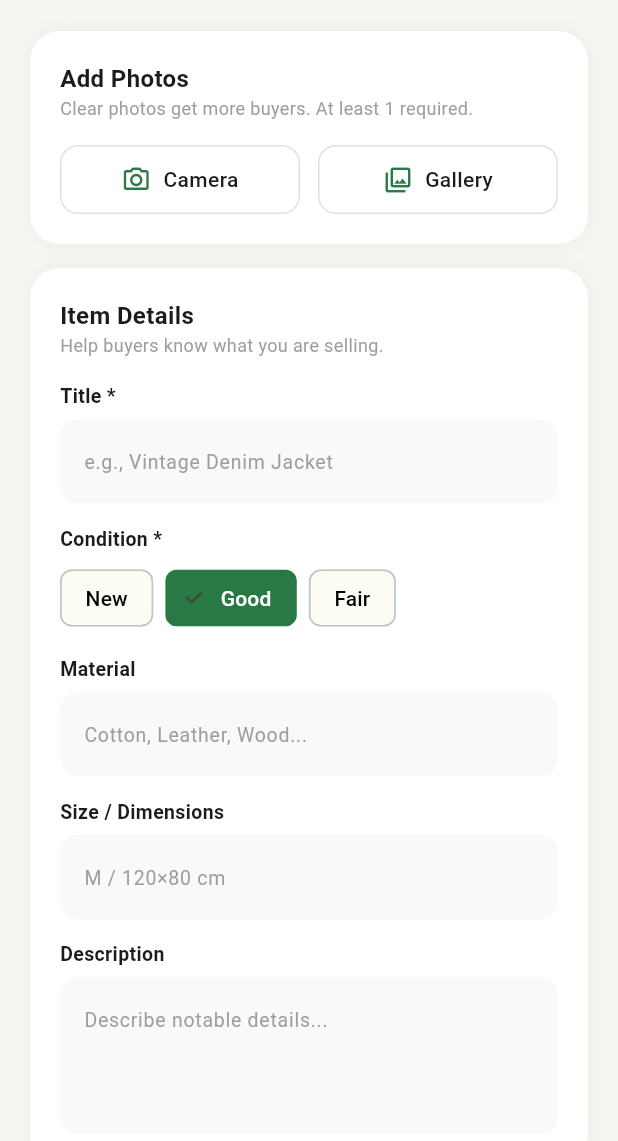
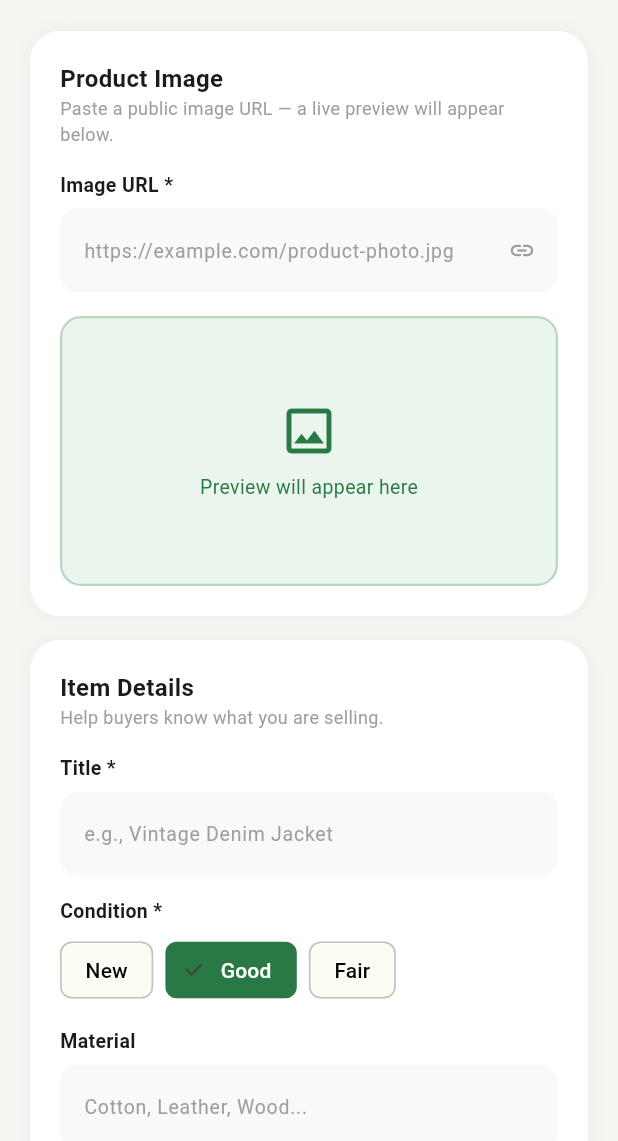
Before and after one commit to shahdayman315315/Mostadam, a Flutter app: the AddListingScreen screen opened directly, on a phone screen of 412 x 824 dp, the part 95-1236 px from its top. Run offline on Flutter 3.47's test engine with Material 3 defaults, Android fonts, the phone set to English and light mode, and no system bars; our stand-ins replace cloud_firestore, firebase_auth, firebase_core; accounts and stored records are empty; network calls fail.

Commit message:
fix upload pic

```diff
--- a/lib/screens/add_listing_screen.dart
+++ b/lib/screens/add_listing_screen.dart
@@ -1,9 +1,5 @@
-// add_listing_screen.dart — Mostadam | Fixed Firebase Add Product Flow
-import 'dart:io';
-import 'package:flutter/foundation.dart';
+// add_listing_screen.dart — Mostadam | Direct Image URL Version
 import 'package:flutter/material.dart';
-import 'package:image_picker/image_picker.dart';
-import 'package:firebase_storage/firebase_storage.dart';
 import 'package:cloud_firestore/cloud_firestore.dart';
 import 'package:firebase_auth/firebase_auth.dart';
 
@@ -16,7 +12,6 @@ class _C {
   static const card = Colors.white;
 }
 
-// ── Categories ────────────────────────────────
 const List<String> _categories = [
   'Furniture',
   'Clothing',
@@ -26,7 +21,7 @@ const List<String> _categories = [
   'Sports',
 ];
 
-// ═════════════════════════════════════════════
+// ═════════════════════════════════════════════════════════════════════════════
 class AddListingScreen extends StatefulWidget {
   const AddListingScreen({super.key});
   @override
@@ -34,7 +29,7 @@ class AddListingScreen extends StatefulWidget {
 }
 
 class _AddListingScreenState extends State<AddListingScreen> {
-  // ── Controllers ───────────────────────────
+  // ── Controllers ──────────────────────────────────────────────────────────
   final _titleCtrl = TextEditingController();
   final _priceCtrl = TextEditingController();
   final _origPriceCtrl = TextEditingController();
@@ -43,16 +38,27 @@ class _AddListingScreenState extends State<AddListingScreen> {
   final _sizeCtrl = TextEditingController();
   final _storyCtrl = TextEditingController();
   final _co2Ctrl = TextEditingController();
+  // ── NEW: replaces XFile list + ImagePicker ────────────────────────────────
+  final _imageUrlCtrl = TextEditingController();
 
-  // ── State ─────────────────────────────────
+  // ── State ─────────────────────────────────────────────────────────────────
   String _condition = 'Good';
   String _repairBg = 'Repaired';
   String _category = 'Clothing';
   bool _allowOffers = true;
   bool _isLoading = false;
-  List<XFile> _images = [];
 
-  final _picker = ImagePicker();
+  // Holds the URL currently shown in the preview (updates on every edit)
+  String _previewUrl = '';
+
+  @override
+  void initState() {
+    super.initState();
+    // Rebuild preview whenever the URL field changes
+    _imageUrlCtrl.addListener(() {
+      setState(() => _previewUrl = _imageUrlCtrl.text.trim());
+    });
+  }
 
   @override
   void dispose() {
@@ -64,80 +70,25 @@ class _AddListingScreenState extends State<AddListingScreen> {
     _sizeCtrl.dispose();
     _storyCtrl.dispose();
     _co2Ctrl.dispose();
+    _imageUrlCtrl.dispose();
     super.dispose();
   }
 
-  // ── Validation ────────────────────────────
+  // ── Validation ────────────────────────────────────────────────────────────
   String? _validate() {
     if (_titleCtrl.text.trim().isEmpty) return 'Please enter a title.';
     if (_priceCtrl.text.trim().isEmpty) return 'Please enter a price.';
     if (double.tryParse(_priceCtrl.text.trim()) == null)
       return 'Price must be a valid number.';
-    if (_images.isEmpty) return 'Please add at least one photo.';
+    // ── URL validation (replaces "at least one photo" check) ──────────────
+    final url = _imageUrlCtrl.text.trim();
+    if (url.isEmpty) return 'Please enter an image URL.';
+    if (!url.startsWith('http://') && !url.startsWith('https://'))
+      return 'Image URL must start with http:// or https://';
     return null;
   }
 
-  // ── Image Picker ──────────────────────────
-  Future<void> _pickImage(ImageSource source) async {
-    try {
-      final XFile? picked = await _picker.pickImage(
-        source: source,
-        imageQuality: 75,
-        maxWidth: 1200,
-      );
-      if (picked != null) setState(() => _images.add(picked));
-    } on Exception catch (e) {
-      debugPrint('Image picker error: $e');
-      _snack(
-        'Could not open ${source == ImageSource.camera ? "camera" : "gallery"}. Check permissions.',
-      );
-    }
-  }
-
-  // ── Upload Images to Storage ──────────────
-  Future<List<String>> _uploadImages() async {
-    final List<String> urls = [];
-    final storageRef = FirebaseStorage.instance.ref();
-
-    for (int i = 0; i < _images.length; i++) {
-      final xFile = _images[i];
-      final fileName = '${DateTime.now().millisecondsSinceEpoch}_$i';
-      final ref = storageRef.child('products/$fileName.jpg');
-
-      try {
-        UploadTask task;
-
-        if (kIsWeb) {
-          // Web: use bytes
-          final bytes = await xFile.readAsBytes();
-          task = ref.putData(
-            bytes,
-            SettableMetadata(contentType: 'image/jpeg'),
-          );
-        } else {
-          // Mobile/Desktop: use File
-          final file = File(xFile.path);
-          if (!await file.exists()) {
-            debugPrint('File not found: ${xFile.path}');
-            continue;
-          }
-          task = ref.putFile(file, SettableMetadata(contentType: 'image/jpeg'));
-        }
-
-        final snapshot = await task;
-        final url = await snapshot.ref.getDownloadURL();
-        urls.add(url);
-        debugPrint('Uploaded image $i → $url');
-      } on FirebaseException catch (e) {
-        debugPrint('Storage error on image $i: ${e.code} — ${e.message}');
-        _snack('Upload failed for image ${i + 1}: ${e.message}');
-        rethrow;
-      }
-    }
-    return urls;
-  }
-
-  // ── Publish to Firestore ──────────────────
+  // ── Publish product to Firestore (no Storage upload) ─────────────────────
   Future<void> _publish() async {
     // 1. Validate
     final error = _validate();
@@ -146,26 +97,23 @@ class _AddListingScreenState extends State<AddListingScreen> {
       return;
     }
 
-    // 2. Auth check
+    // 2. Auth guard
     final user = FirebaseAuth.instance.currentUser;
     if (user == null) {
-      _snack('You must be logged in.');
+      _snack('You must be logged in to publish a listing.');
       return;
     }
 
     setState(() => _isLoading = true);
 
     try {
-      // 3. Upload images
-      final imageUrls = await _uploadImages();
-      if (imageUrls.isEmpty) {
-        _snack('Image upload failed. Please try again.');
-        setState(() => _isLoading = false);
-        return;
-      }
+      final imageUrl = _imageUrlCtrl.text.trim();
 
-      // 4. Build Firestore document
-      final doc = <String, dynamic>{
+      // 3. Build Firestore document
+      //    'image'  → single String  (HomeScreen / CartScreen)
+      //    'images' → List<String>   (ProductDetailPage)
+      final productDoc = <String, dynamic>{
+        // Core fields
         'title': _titleCtrl.text.trim(),
         'price': double.parse(_priceCtrl.text.trim()),
         'originalPrice': double.tryParse(_origPriceCtrl.text.trim()) ?? 0.0,
@@ -176,33 +124,37 @@ class _AddListingScreenState extends State<AddListingScreen> {
         'repairHistory': _repairBg,
         'co2Saved': double.tryParse(_co2Ctrl.text.trim()) ?? 0.0,
         'condition': _condition,
-        'images': imageUrls,
-        'image': imageUrls.first, // convenience field used in cart/home
+        // ── Images: URL string stored in both fields ───────────────────────
+        'image': imageUrl, // Single string for list cards
+        'images': [imageUrl], // List for detail/gallery views
+        // Category / meta
         'tag': _category,
         'allowOffers': _allowOffers,
+        // Seller info
         'userId': user.uid,
         'sellerName': user.displayName ?? 'Seller',
         'sellerEmail': user.email ?? '',
+        // Defaults
         'rating': 0.0,
+        'visible': true,
         'createdAt': FieldValue.serverTimestamp(),
-        'visible': true,
       };
 
-      // 5. Save to Firestore
-      final ref = await FirebaseFirestore.instance
+      // 4. Save to main products collection
+      final productRef = await FirebaseFirestore.instance
           .collection('products')
-          .add(doc);
-      debugPrint('Product saved → ${ref.id}');
+          .add(productDoc);
+      debugPrint('✅ Product saved → ${productRef.id}');
 
-      // 6. Also mirror into seller's listings subcollection (used by ProfileScreen)
+      // 5. Mirror into seller's listings subcollection
       await FirebaseFirestore.instance
           .collection('listings')
           .doc(user.uid)
           .collection('items')
-          .doc(ref.id)
-          .set({...doc, 'productId': ref.id});
+          .doc(productRef.id)
+          .set({...productDoc, 'productId': productRef.id});
 
-      // 7. Update seller's totalListed counter
+      // 6. Increment seller's totalListed counter
       await FirebaseFirestore.instance.collection('users').doc(user.uid).set({
         'totalListed': FieldValue.increment(1),
       }, SetOptions(merge: true));
@@ -213,21 +165,22 @@ class _AddListingScreenState extends State<AddListingScreen> {
         if (mounted) Navigator.pop(context);
       }
     } on FirebaseException catch (e) {
-      debugPrint('Firestore error: ${e.code} — ${e.message}');
+      debugPrint('🔥 Firestore error: ${e.code} — ${e.message}');
       _snack('Firebase error: ${e.message ?? e.code}');
-    } on Exception catch (e) {
-      debugPrint('Unexpected error: $e');
+    } catch (e) {
+      debugPrint('❌ Unexpected error: $e');
       _snack('Something went wrong. Please try again.');
     } finally {
       if (mounted) setState(() => _isLoading = false);
     }
   }
 
-  // ── SnackBar helper ───────────────────────
+  // ── SnackBar ──────────────────────────────────────────────────────────────
   void _snack(String msg, {bool success = false}) {
     if (!mounted) return;
-    ScaffoldMessenger.of(context).clearSnackBars();
-    ScaffoldMessenger.of(context).showSnackBar(
+    ScaffoldMessenger.of(context)
+      ..clearSnackBars()
+      ..showSnackBar(
         SnackBar(
           content: Text(msg),
           backgroundColor: success ? _C.darkGreen : Colors.red.shade700,
@@ -237,15 +190,16 @@ class _AddListingScreenState extends State<AddListingScreen> {
       );
   }
 
-  // ═══════════════════════════════════════════
+  // ═══════════════════════════════════════════════════════════════════════════
   //  BUILD
-  // ═══════════════════════════════════════════
+  // ═══════════════════════════════════════════════════════════════════════════
   @override
   Widget build(BuildContext context) {
     return Scaffold(
       backgroundColor: _C.bg,
       body: Stack(
         children: [
+          // ── Main scrollable content ────────────────────────────────────
           SafeArea(
             child: SingleChildScrollView(
               padding: const EdgeInsets.symmetric(horizontal: 20, vertical: 18),
@@ -253,7 +207,7 @@ class _AddListingScreenState extends State<AddListingScreen> {
                 children: [
                   _buildHeader(context),
                   const SizedBox(height: 18),
-                  _buildPhotosCard(),
+                  _buildImageUrlCard(), // ← replaces _buildPhotosCard()
                   const SizedBox(height: 16),
                   _buildDetailsCard(),
                   const SizedBox(height: 16),
@@ -269,21 +223,30 @@ class _AddListingScreenState extends State<AddListingScreen> {
               ),
             ),
           ),
-          // Loading overlay — prevents double-submit
+
+          // ── Loading overlay (no progress bar needed — no upload) ───────
           if (_isLoading)
             Container(
-              color: Colors.black45,
-              child: const Center(
-                child: Column(
+              color: Colors.black54,
+              child: Center(
+                child: Container(
+                  margin: const EdgeInsets.symmetric(horizontal: 40),
+                  padding: const EdgeInsets.all(24),
+                  decoration: BoxDecoration(
+                    color: Colors.white,
+                    borderRadius: BorderRadius.circular(16),
+                  ),
+                  child: const Column(
                     mainAxisSize: MainAxisSize.min,
                     children: [
-                    CircularProgressIndicator(color: Colors.white),
+                      CircularProgressIndicator(color: _C.darkGreen),
                       SizedBox(height: 16),
                       Text(
-                      'Uploading & publishing...',
-                      style: TextStyle(color: Colors.white, fontSize: 14),
+                        'Publishing listing…',
+                        style: TextStyle(fontWeight: FontWeight.w600),
                       ),
                     ],
+                  ),
                 ),
               ),
             ),
@@ -292,12 +255,12 @@ class _AddListingScreenState extends State<AddListingScreen> {
     );
   }
 
-  // ── Header ────────────────────────────────
+  // ── Header ────────────────────────────────────────────────────────────────
   Widget _buildHeader(BuildContext context) => Row(
     children: [
       IconButton(
         icon: const Icon(Icons.arrow_back),
-        onPressed: () => Navigator.pop(context),
+        onPressed: _isLoading ? null : () => Navigator.pop(context),
       ),
       Container(
         padding: const EdgeInsets.all(8),
@@ -321,90 +284,140 @@ class _AddListingScreenState extends State<AddListingScreen> {
     ],
   );
 
-  // ── Photos Card ───────────────────────────
-  Widget _buildPhotosCard() => _card(
-    title: 'Add Photos',
-    subtitle: 'Clear photos get more buyers. At least 1 required.',
+  // ── Image URL Card (replaces Photos Card) ─────────────────────────────────
+  Widget _buildImageUrlCard() => _card(
+    title: 'Product Image',
+    subtitle: 'Paste a public image URL — a live preview will appear below.',
     child: Column(
+      crossAxisAlignment: CrossAxisAlignment.start,
       children: [
-        Row(
-          children: [
-            Expanded(
-              child: _imgBtn(
-                Icons.camera_alt_outlined,
-                'Camera',
-                () => _pickImage(ImageSource.camera),
+        // ── URL input row ────────────────────────────────────────────────
+        _label('Image URL *'),
+        TextField(
+          controller: _imageUrlCtrl,
+          keyboardType: TextInputType.url,
+          autocorrect: false,
+          decoration: InputDecoration(
+            hintText: 'https://example.com/product-photo.jpg',
+            hintStyle: const TextStyle(color: Colors.grey, fontSize: 13),
+            filled: true,
+            fillColor: const Color(0xFFF8F9FA),
+            border: OutlineInputBorder(
+              borderRadius: BorderRadius.circular(12),
+              borderSide: BorderSide.none,
+            ),
+            // Clear button — handy when pasting a new link
+            suffixIcon: _previewUrl.isNotEmpty
+                ? IconButton(
+                    icon: const Icon(Icons.close, size: 18),
+                    onPressed: () {
+                      _imageUrlCtrl.clear();
+                      setState(() => _previewUrl = '');
+                    },
+                  )
+                : const Icon(Icons.link, color: Colors.grey, size: 18),
           ),
         ),
-            const SizedBox(width: 12),
-            Expanded(
-              child: _imgBtn(
-                Icons.photo_library_outlined,
-                'Gallery',
-                () => _pickImage(ImageSource.gallery),
+
+        const SizedBox(height: 16),
+
+        // ── Live preview ─────────────────────────────────────────────────
+        AnimatedSwitcher(
+          duration: const Duration(milliseconds: 300),
+          child: _previewUrl.isEmpty
+              // Placeholder when no URL entered yet
+              ? Container(
+                  key: const ValueKey('placeholder'),
+                  height: 180,
+                  decoration: BoxDecoration(
+                    color: _C.greenLight,
+                    borderRadius: BorderRadius.circular(14),
+                    border: Border.all(
+                      color: _C.darkGreen.withOpacity(0.25),
+                      width: 1.5,
+                    ),
+                  ),
+                  child: const Center(
+                    child: Column(
+                      mainAxisSize: MainAxisSize.min,
+                      children: [
+                        Icon(
+                          Icons.image_outlined,
+                          size: 40,
+                          color: _C.darkGreen,
+                        ),
+                        SizedBox(height: 8),
+                        Text(
+                          'Preview will appear here',
+                          style: TextStyle(color: _C.darkGreen, fontSize: 13),
+                        ),
+                      ],
+                    ),
+                  ),
+                )
+              // Live network preview
+              : ClipRRect(
+                  key: ValueKey(_previewUrl),
+                  borderRadius: BorderRadius.circular(14),
+                  child: Image.network(
+                    _previewUrl,
+                    height: 180,
+                    width: double.infinity,
+                    fit: BoxFit.cover,
+                    // While loading
+                    loadingBuilder: (_, child, progress) {
+                      if (progress == null) return child;
+                      return Container(
+                        height: 180,
+                        color: _C.greenLight,
+                        child: Center(
+                          child: CircularProgressIndicator(
+                            value: progress.expectedTotalBytes != null
+                                ? progress.cumulativeBytesLoaded /
+                                      progress.expectedTotalBytes!
+                                : null,
+                            color: _C.darkGreen,
+                            strokeWidth: 2,
+                          ),
+                        ),
+                      );
+                    },
+                    // If URL is invalid / unreachable
+                    errorBuilder: (_, __, ___) => Container(
+                      height: 180,
+                      decoration: BoxDecoration(
+                        color: Colors.red.shade50,
+                        borderRadius: BorderRadius.circular(14),
+                        border: Border.all(color: Colors.red.shade200),
+                      ),
+                      child: Column(
+                        mainAxisAlignment: MainAxisAlignment.center,
+                        children: [
+                          Icon(
+                            Icons.broken_image_outlined,
+                            size: 36,
+                            color: Colors.red.shade300,
+                          ),
+                          const SizedBox(height: 8),
+                          Text(
+                            'Could not load image.\nCheck the URL.',
+                            textAlign: TextAlign.center,
+                            style: TextStyle(
+                              color: Colors.red.shade400,
+                              fontSize: 12,
                             ),
                           ),
                         ],
                       ),
-        if (_images.isNotEmpty) ...[
-          const SizedBox(height: 12),
-          SizedBox(
-            height: 90,
-            child: ListView.builder(
-              scrollDirection: Axis.horizontal,
-              itemCount: _images.length,
-              itemBuilder: (_, i) => Stack(
-                children: [
-                  Container(
-                    margin: const EdgeInsets.only(right: 10),
-                    width: 90,
-                    decoration: BoxDecoration(
-                      borderRadius: BorderRadius.circular(12),
-                      color: Colors.grey.shade200,
-                    ),
-                    child: ClipRRect(
-                      borderRadius: BorderRadius.circular(12),
-                      child: kIsWeb
-                          ? Image.network(_images[i].path, fit: BoxFit.cover)
-                          : Image.file(
-                              File(_images[i].path),
-                              fit: BoxFit.cover,
-                              errorBuilder: (_, __, ___) => const Icon(
-                                Icons.broken_image,
-                                color: Colors.grey,
-                              ),
-                            ),
-                    ),
-                  ),
-                  Positioned(
-                    top: 2,
-                    right: 12,
-                    child: GestureDetector(
-                      onTap: () => setState(() => _images.removeAt(i)),
-                      child: Container(
-                        padding: const EdgeInsets.all(2),
-                        decoration: const BoxDecoration(
-                          color: Colors.white,
-                          shape: BoxShape.circle,
-                        ),
-                        child: const Icon(
-                          Icons.close,
-                          size: 14,
-                          color: Colors.red,
                     ),
                   ),
                 ),
         ),
       ],
     ),
-            ),
-          ),
-        ],
-      ],
-    ),
   );
 
-  // ── Details Card ──────────────────────────
+  // ── Details Card ──────────────────────────────────────────────────────────
   Widget _buildDetailsCard() => _card(
     title: 'Item Details',
     subtitle: 'Help buyers know what you are selling.',
@@ -441,7 +454,7 @@ class _AddListingScreenState extends State<AddListingScreen> {
     ),
   );
 
-  // ── Category Card ─────────────────────────
+  // ── Category Card ─────────────────────────────────────────────────────────
   Widget _buildCategoryCard() => _card(
     title: 'Category',
     subtitle: 'Choose the most fitting category.',
@@ -473,7 +486,7 @@ class _AddListingScreenState extends State<AddListingScreen> {
     ),
   );
 
-  // ── Pricing Card ──────────────────────────
+  // ── Pricing Card ──────────────────────────────────────────────────────────
   Widget _buildPricingCard() => _card(
     title: 'Pricing & Impact',
     subtitle: 'Set a fair price and show your sustainability impact.',
@@ -533,7 +546,7 @@ class _AddListingScreenState extends State<AddListingScreen> {
     ),
   );
 
-  // ── Story Card ────────────────────────────
+  // ── Story Card ────────────────────────────────────────────────────────────
   Widget _buildStoryCard() => _card(
     title: 'Sustainability Story',
     subtitle: "Share the item's history and repair background.",
@@ -565,7 +578,7 @@ class _AddListingScreenState extends State<AddListingScreen> {
     ),
   );
 
-  // ── Action Buttons ────────────────────────
+  // ── Action Buttons ────────────────────────────────────────────────────────
   Widget _buildActions(BuildContext context) => Row(
     children: [
       Expanded(
@@ -600,7 +613,7 @@ class _AddListingScreenState extends State<AddListingScreen> {
     ],
   );
 
-  // ── Shared Helpers ────────────────────────
+  // ── Shared Helpers ────────────────────────────────────────────────────────
   Widget _card({
     required String title,
     required String subtitle,
@@ -659,24 +672,4 @@ class _AddListingScreenState extends State<AddListingScreen> {
       ),
     ),
   );
-
-  Widget _imgBtn(IconData icon, String label, VoidCallback onTap) => InkWell(
-    onTap: onTap,
-    borderRadius: BorderRadius.circular(12),
-    child: Container(
-      padding: const EdgeInsets.symmetric(vertical: 12),
-      decoration: BoxDecoration(
-        border: Border.all(color: Colors.grey.shade300),
-        borderRadius: BorderRadius.circular(12),
-      ),
-      child: Row(
-        mainAxisAlignment: MainAxisAlignment.center,
-        children: [
-          Icon(icon, size: 20, color: _C.darkGreen),
-          const SizedBox(width: 8),
-          Text(label, style: const TextStyle(fontWeight: FontWeight.w500)),
-        ],
-      ),
-    ),
-  );
 }
```
Lines whose indentation alone changed are shown as unchanged.
